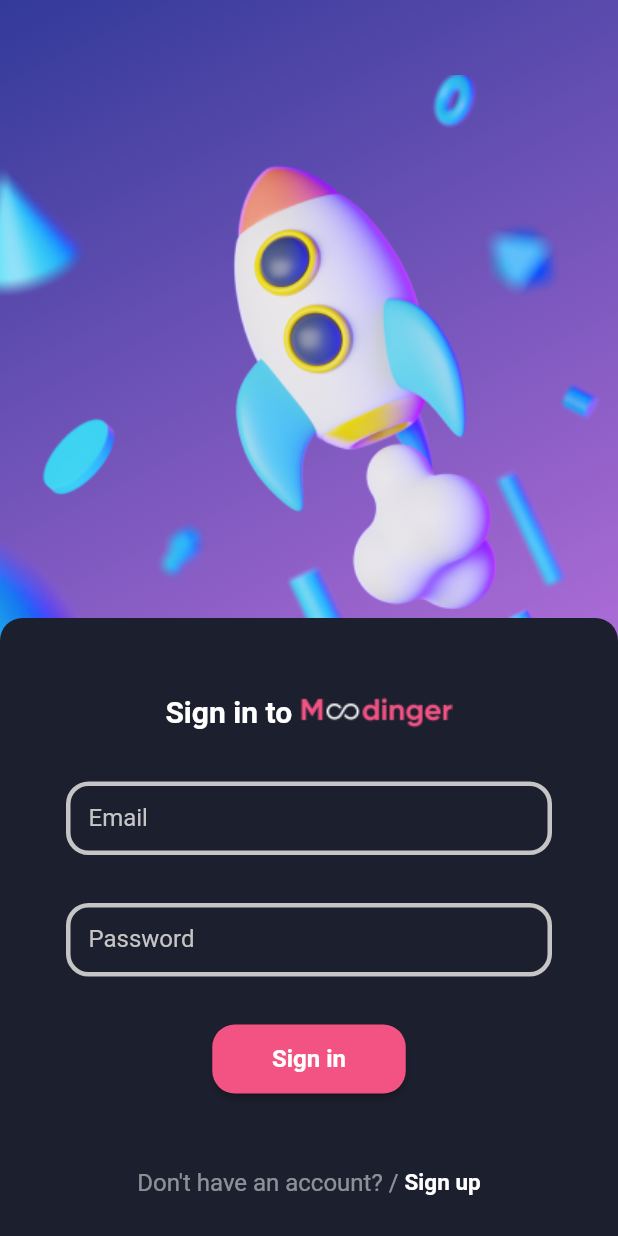
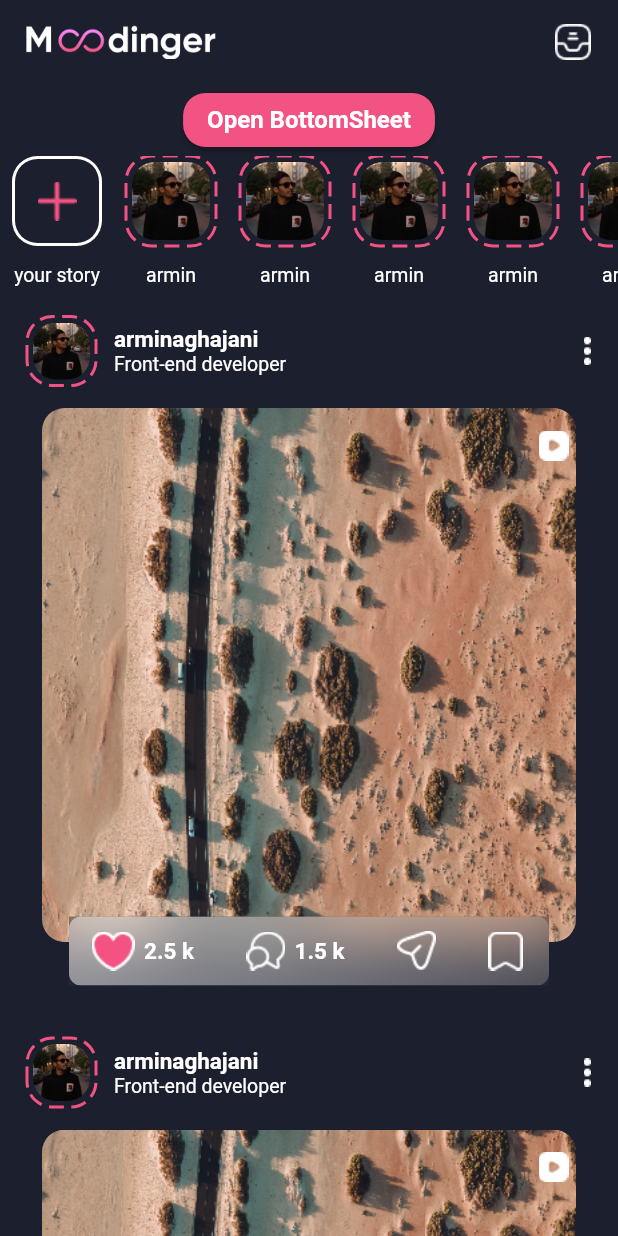
Before and after one commit to rminaghajani/instagram_application, a Flutter app: the screen it shows after launch, on a phone screen of 412 x 824 dp. Run offline on Flutter 3.47's test engine with Material 2 defaults, Android fonts, the phone set to English and light mode, and no system bars; drawn by our look-alikes of dotted_border; Roboto replaces fonts that are missing (GB, GM, GR).

Commit message:
home screen added to project

```diff
--- a/lib/main.dart
+++ b/lib/main.dart
@@ -1,4 +1,5 @@
 import 'package:flutter/material.dart';
+import 'package:instagram/screens/home_screen.dart';
 import 'package:instagram/screens/login_screen.dart';
 import 'package:instagram/screens/splash_screen.dart';
 import 'package:instagram/screens/switch_screen.dart';
@@ -37,10 +38,15 @@ class Application extends StatelessWidget {
               fontSize: 15,
               fontWeight: FontWeight.w700,
             ),
-        ),
+            headlineSmall: TextStyle(
+              color: white,
+              fontFamily: 'GR',
+              fontSize: 13,
+              fontWeight: FontWeight.w400,
+            )),
       ),
       debugShowCheckedModeBanner: false,
-      home: LoginScreen(),
+      home: HomeScreen(),
     );
   }
 }
--- /dev/null
+++ b/lib/screens/home_screen.dart
@@ -0,0 +1,306 @@
+import 'dart:ui';
+
+import 'package:flutter/material.dart';
+import 'package:instagram/data/constants/constants.dart';
+import 'package:dotted_border/dotted_border.dart';
+import 'package:instagram/screens/bottom_sheet.dart';
+
+class HomeScreen extends StatelessWidget {
+  const HomeScreen({super.key});
+
+  @override
+  Widget build(BuildContext context) {
+    return Scaffold(
+      backgroundColor: mainColor,
+      appBar: AppBar(
+        backgroundColor: mainColor,
+        elevation: 0,
+        centerTitle: false,
+        title: Image(
+          width: 128,
+          height: 24,
+          image: AssetImage('images/moodinger_logo.png'),
+        ),
+        actions: [
+          Container(
+            width: 24,
+            height: 24,
+            margin: EdgeInsets.only(right: 18),
+            child: Image.asset('images/icon_direct.png'),
+          )
+        ],
+      ),
+      body: SingleChildScrollView(
+        child: Column(
+          children: [
+            ElevatedButton(
+              onPressed: () {
+                showModalBottomSheet(
+                    barrierColor: Colors.transparent,
+                    backgroundColor: Colors.transparent,
+                    context: context,
+                    builder: (BuildContext context) {
+                      return BottomSheetDesign();
+                    });
+              },
+              child: Text('Open BottomSheet'),
+            ),
+            _getSotryList(),
+            _getPostList(),
+          ],
+        ),
+      ),
+    );
+  }
+
+  Widget _addStoryBox(BuildContext context) {
+    return Container(
+      margin: EdgeInsets.symmetric(horizontal: 8),
+      child: Column(
+        children: [
+          Container(
+            width: 60,
+            height: 60,
+            decoration: BoxDecoration(
+              color: white,
+              borderRadius: BorderRadius.circular(17),
+            ),
+            child: Padding(
+              padding: EdgeInsets.all(2),
+              child: Container(
+                width: 56,
+                height: 56,
+                decoration: BoxDecoration(
+                  color: mainColor,
+                  borderRadius: BorderRadius.circular(15),
+                ),
+                child: Image.asset('images/icon_plus.png'),
+              ),
+            ),
+          ),
+          SizedBox(
+            height: 12,
+          ),
+          Text(
+            'your story',
+            style: Theme.of(context).textTheme.headlineSmall,
+          )
+        ],
+      ),
+    );
+  }
+
+  Widget _storyOfFollowings(BuildContext context) {
+    return Container(
+      margin: EdgeInsets.symmetric(horizontal: 8),
+      width: 60,
+      height: 60,
+      child: Column(
+        children: [
+          DottedBorder(
+            borderType: BorderType.RRect,
+            radius: Radius.circular(17),
+            padding: EdgeInsets.all(4),
+            strokeWidth: 2,
+            color: pink,
+            dashPattern: [10, 5],
+            child: ClipRRect(
+              borderRadius: BorderRadius.circular(15),
+              child: Image.asset('images/profile.png'),
+            ),
+          ),
+          SizedBox(
+            height: 12,
+          ),
+          Text(
+            'armin',
+            style: Theme.of(context).textTheme.headlineSmall,
+          ),
+        ],
+      ),
+    );
+  }
+
+  Widget _profileImageForPost() {
+    return Container(
+      width: 46,
+      height: 46,
+      child: DottedBorder(
+        borderType: BorderType.RRect,
+        radius: Radius.circular(17),
+        padding: EdgeInsets.all(4),
+        strokeWidth: 2,
+        color: pink,
+        dashPattern: [10, 5],
+        child: ClipRRect(
+          borderRadius: BorderRadius.circular(15),
+          child: Image.asset('images/profile.png'),
+        ),
+      ),
+    );
+  }
+
+  Widget _getHeaderOfPost(BuildContext context) {
+    return Padding(
+      padding: EdgeInsets.symmetric(horizontal: 18),
+      child: Row(
+        children: [
+          _profileImageForPost(),
+          Padding(
+            padding: EdgeInsets.only(left: 12),
+            child: Column(
+              mainAxisSize: MainAxisSize.min,
+              crossAxisAlignment: CrossAxisAlignment.start,
+              children: [
+                Text(
+                  'arminaghajani',
+                  style: Theme.of(context).textTheme.headlineMedium,
+                ),
+                Text(
+                  'Front-end developer',
+                  style: Theme.of(context).textTheme.headlineSmall,
+                ),
+              ],
+            ),
+          ),
+          Spacer(),
+          Image.asset('images/icon_menu.png')
+        ],
+      ),
+    );
+  }
+
+  Widget _getBodyOfPost(BuildContext context) {
+    return Padding(
+      padding: EdgeInsets.symmetric(horizontal: 18),
+      child: Container(
+        height: 400,
+        width: 392,
+        child: Stack(
+          alignment: AlignmentDirectional.bottomCenter,
+          children: [
+            Positioned(
+              top: 0,
+              child: Container(
+                width: 356,
+                height: 356,
+                child: ClipRRect(
+                  borderRadius: BorderRadius.circular(15),
+                  child: Image.asset(
+                    'images/post3.png',
+                    fit: BoxFit.cover,
+                  ),
+                ),
+              ),
+            ),
+            Positioned(
+              top: 15,
+              right: 15,
+              child: Image.asset('images/icon_video.png'),
+            ),
+            Positioned(
+              bottom: 15,
+              child: ClipRRect(
+                child: BackdropFilter(
+                  filter: ImageFilter.blur(sigmaX: 20.0, sigmaY: 20.0),
+                  child: Container(
+                    width: 320,
+                    height: 46,
+                    decoration: BoxDecoration(
+                      borderRadius: BorderRadius.circular(8),
+                      gradient: LinearGradient(
+                          begin: Alignment.centerLeft,
+                          end: Alignment.centerRight,
+                          colors: [
+                            Color.fromRGBO(255, 255, 255, 0.5),
+                            Color.fromRGBO(255, 255, 255, 0.2),
+                          ]),
+                    ),
+                    child: Row(
+                      children: [
+                        SizedBox(
+                          width: 15,
+                        ),
+                        Row(
+                          children: [
+                            Image.asset('images/icon_hart.png'),
+                            SizedBox(
+                              width: 6,
+                            ),
+                            Text(
+                              '2.5 k',
+                              style: Theme.of(context).textTheme.headlineMedium,
+                            )
+                          ],
+                        ),
+                        SizedBox(
+                          width: 35,
+                        ),
+                        Row(
+                          children: [
+                            Image.asset('images/icon_comments.png'),
+                            SizedBox(
+                              width: 6,
+                            ),
+                            Text(
+                              '1.5 k',
+                              style: Theme.of(context).textTheme.headlineMedium,
+                            )
+                          ],
+                        ),
+                        SizedBox(
+                          width: 35,
+                        ),
+                        Image.asset('images/icon_share.png'),
+                        SizedBox(
+                          width: 35,
+                        ),
+                        Image.asset('images/icon_save.png'),
+                      ],
+                    ),
+                  ),
+                ),
+              ),
+            )
+          ],
+        ),
+      ),
+    );
+  }
+
+  Widget _getPostList() {
+    return ListView.builder(
+      physics: NeverScrollableScrollPhysics(),
+      shrinkWrap: true,
+      itemBuilder: (context, index) {
+        return Column(
+          children: [
+            SizedBox(
+              height: 20,
+            ),
+            _getHeaderOfPost(context),
+            SizedBox(
+              height: 15,
+            ),
+            _getBodyOfPost(context),
+          ],
+        );
+      },
+      itemCount: 9,
+    );
+  }
+
+  Widget _getSotryList() {
+    return Container(
+      height: 87,
+      child: ListView.builder(
+          scrollDirection: Axis.horizontal,
+          itemCount: 10,
+          itemBuilder: (context, index) {
+            return index == 0
+                ? _addStoryBox(context)
+                : _storyOfFollowings(context);
+          }),
+    );
+  }
+}
```
Lines whose indentation alone changed are shown as unchanged.
